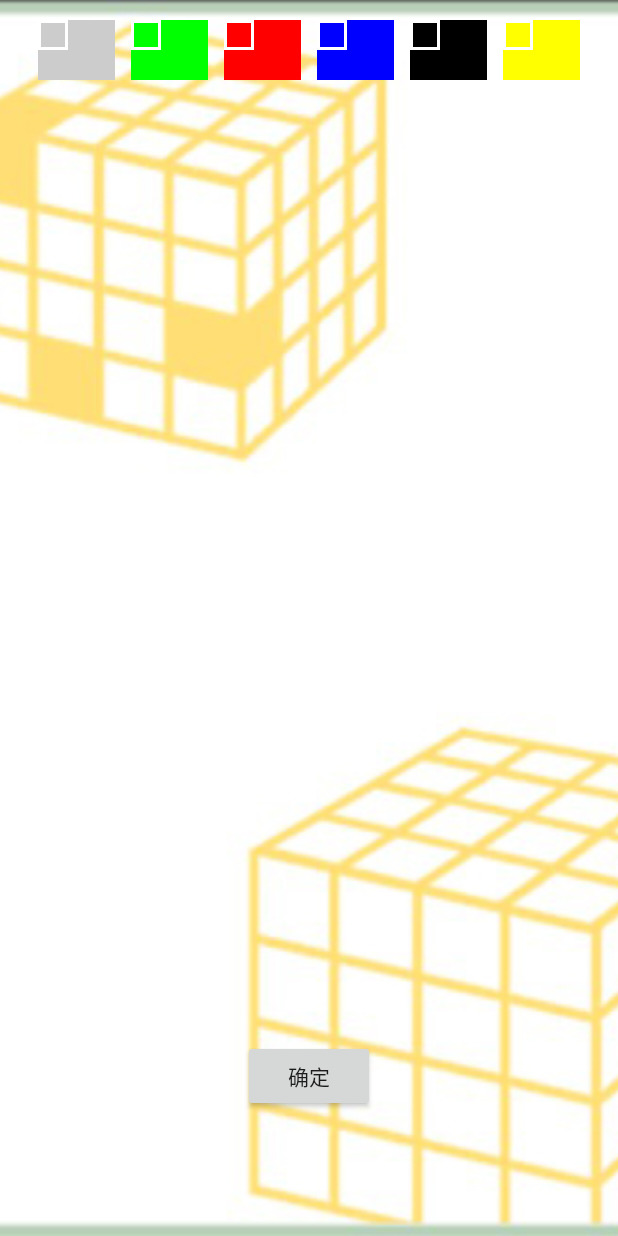
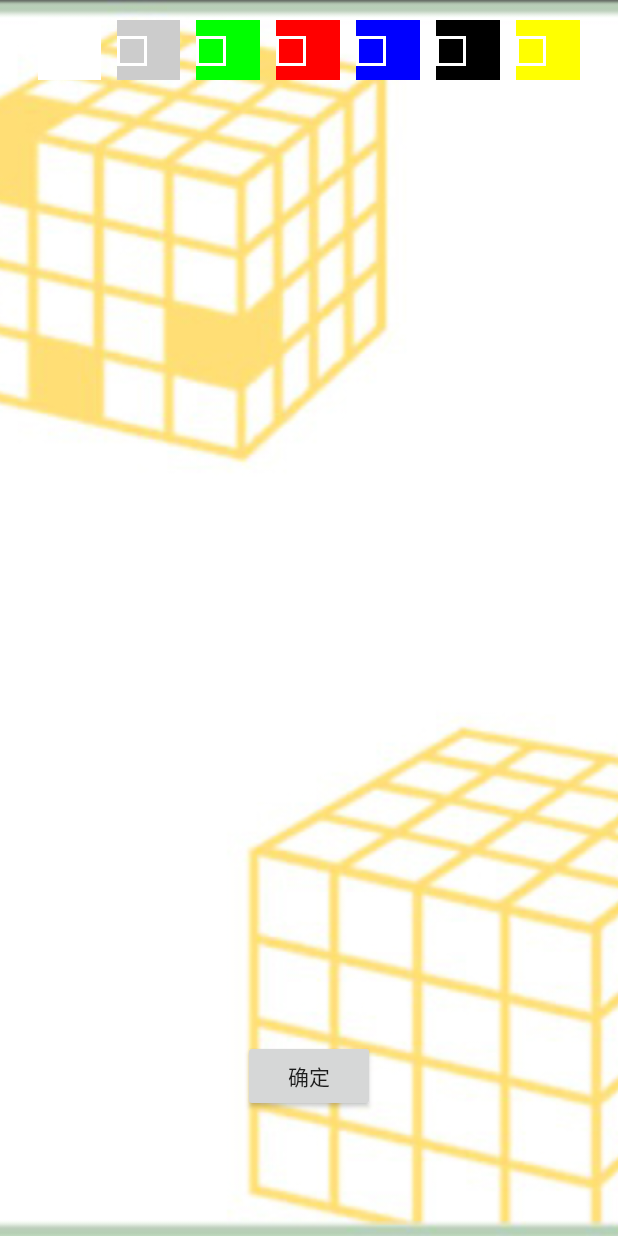
Before and after one commit to bencq/PaintGame, an Android app: the DesignProblemActivity screen opened directly, with no data from a screen before it, on a phone screen of 412 x 824 dp. Run offline under Robolectric (Android 15) with nearby library versions, the phone set to English and light mode, and no system bars; 1 statement that could not run was skipped.

Commit message:
add the manager white button

```diff
--- a/app/src/main/java/com/example/deep/paintgame/DesignProblemActivity.java
+++ b/app/src/main/java/com/example/deep/paintgame/DesignProblemActivity.java
@@ -62,6 +62,7 @@ public class DesignProblemActivity extends AppCompatActivity {
     RelativeLayout relativeLayout_DP_button;
 
 
+    RadioButton radioButton_DPA_white;
     RadioButton radioButton_DPA_ltgray;
     RadioButton radioButton_DPA_green;
     RadioButton radioButton_DPA_red;
@@ -79,6 +80,7 @@ public class DesignProblemActivity extends AppCompatActivity {
         //初始化组件
         button_DP_confirm = findViewById(R.id.button_DP_confirm);
 
+        radioButton_DPA_white = findViewById(R.id.radioButton_DPA_white);
         radioButton_DPA_ltgray = findViewById(R.id.radioButton_DPA_ltgray);
         radioButton_DPA_green = findViewById(R.id.radioButton_DPA_green);
         radioButton_DPA_red = findViewById(R.id.radioButton_DPA_red);
@@ -88,6 +90,12 @@ public class DesignProblemActivity extends AppCompatActivity {
 
 
 
+        radioButton_DPA_white.setOnClickListener(new View.OnClickListener() {
+            @Override
+            public void onClick(View view) {
+                currentColor = PANE_NOT_EXISTED;
+            }
+        });
         radioButton_DPA_ltgray.setOnClickListener(new View.OnClickListener() {
             @Override
             public void onClick(View view) {
--- a/app/src/main/res/layout/activity_design_problem.xml
+++ b/app/src/main/res/layout/activity_design_problem.xml
@@ -11,7 +11,9 @@
         android:layout_width="match_parent"
         android:layout_height="match_parent"
         android:scaleType="centerCrop"
-        android:src="@drawable/background_main" />
+        android:src="@drawable/background_main"
+        tools:layout_editor_absoluteX="0dp"
+        tools:layout_editor_absoluteY="0dp" />
 
     <LinearLayout
         android:id="@+id/linearLayout_DPA_color"
@@ -26,6 +28,18 @@
         app:layout_constraintEnd_toEndOf="parent"
         app:layout_constraintStart_toStartOf="parent"
         app:layout_constraintTop_toTopOf="parent">
+
+        <View
+            android:layout_width="0dp"
+            android:layout_height="40dp"
+            android:layout_weight="1"
+            android:layout_margin="5dp"
+            android:background="#ffffff"
+            >
+
+        </View>
+
+
 
         <View
             android:layout_width="0dp"
@@ -97,27 +111,34 @@
         >
 
         <RadioButton
+        android:id="@+id/radioButton_DPA_white"
+        android:layout_width="0dp"
+        android:layout_height="42dp"
+        android:layout_margin="5dp"
+        android:layout_weight="1"
+        android:button="@drawable/radio_button_style"
+        />
+
+        <RadioButton
             android:id="@+id/radioButton_DPA_ltgray"
             android:layout_width="0dp"
-            android:layout_height="wrap_content"
+            android:layout_height="42dp"
             android:layout_margin="5dp"
             android:layout_weight="1"
-            android:button="@drawable/radio_button_style"
-            />
+            android:button="@drawable/radio_button_style" />
 
         <RadioButton
             android:id="@+id/radioButton_DPA_green"
             android:layout_width="0dp"
-            android:layout_height="wrap_content"
+            android:layout_height="42dp"
             android:layout_margin="5dp"
             android:layout_weight="1"
-            android:button="@drawable/radio_button_style"
-            />
+            android:button="@drawable/radio_button_style" />
 
         <RadioButton
             android:id="@+id/radioButton_DPA_red"
             android:layout_width="0dp"
-            android:layout_height="wrap_content"
+            android:layout_height="42dp"
             android:layout_margin="5dp"
             android:layout_weight="1"
             android:button="@drawable/radio_button_style"
@@ -126,7 +147,7 @@
         <RadioButton
             android:id="@+id/radioButton_DPA_blue"
             android:layout_width="0dp"
-            android:layout_height="wrap_content"
+            android:layout_height="42dp"
             android:layout_margin="5dp"
             android:layout_weight="1"
             android:button="@drawable/radio_button_style"
@@ -135,7 +156,7 @@
         <RadioButton
             android:id="@+id/radioButton_DPA_black"
             android:layout_width="0dp"
-            android:layout_height="wrap_content"
+            android:layout_height="42dp"
             android:layout_margin="5dp"
             android:layout_weight="1"
             android:button="@drawable/radio_button_style"
@@ -144,11 +165,12 @@
         <RadioButton
             android:id="@+id/radioButton_DPA_yellow"
             android:layout_width="0dp"
-            android:layout_height="wrap_content"
+            android:layout_height="42dp"
             android:layout_margin="5dp"
             android:layout_weight="1"
             android:button="@drawable/radio_button_style"
             />
+
 
 
 
```
